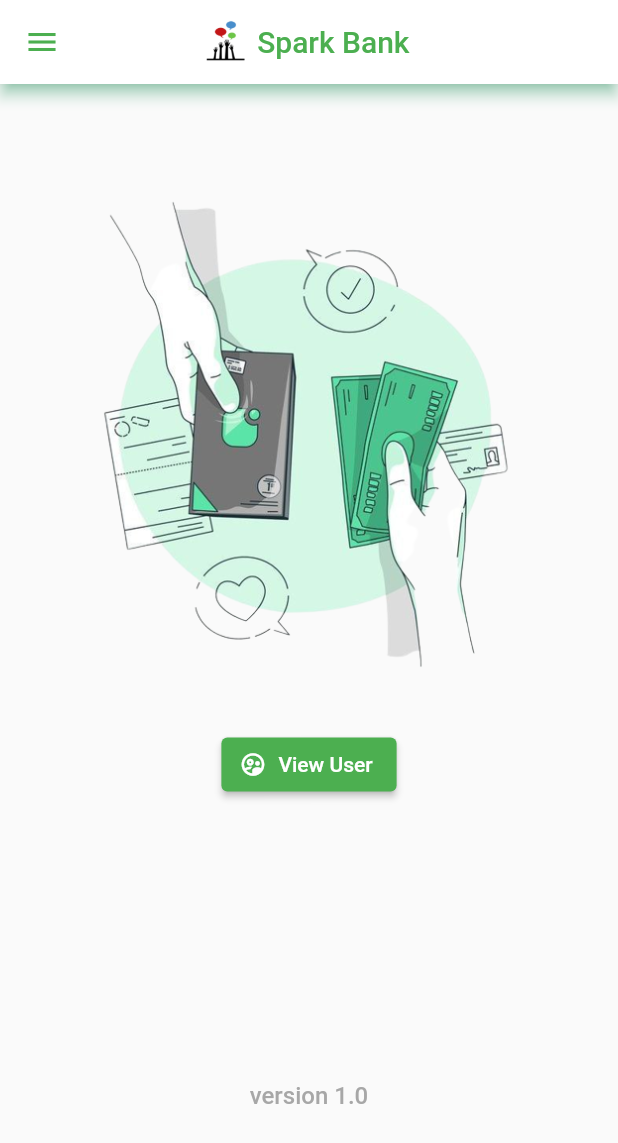
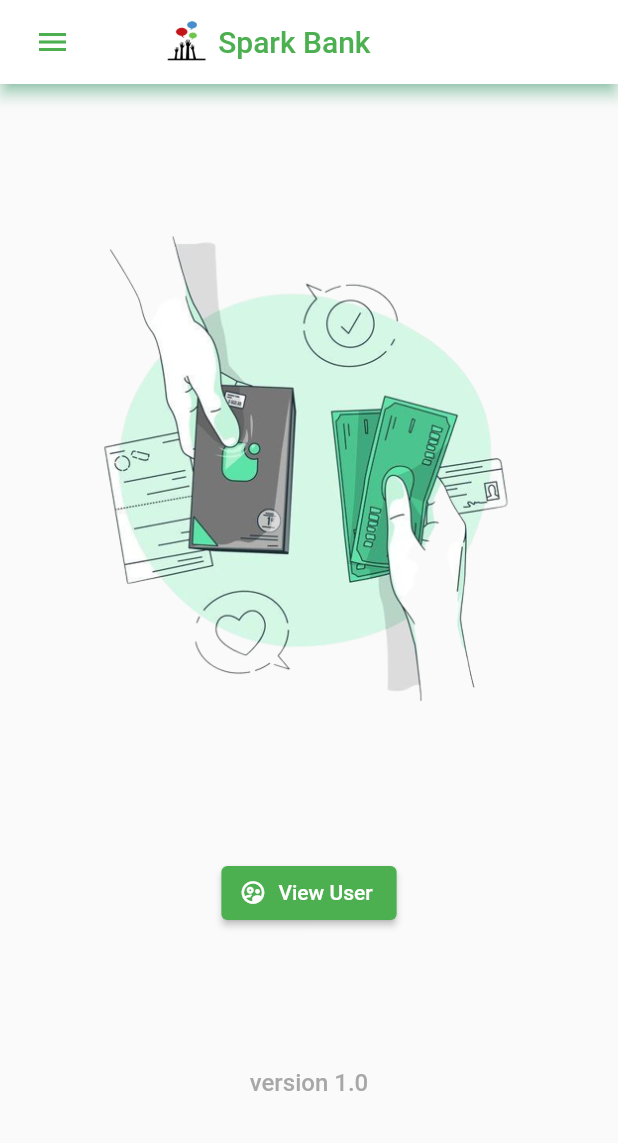
Before and after one commit to manuAhir7/sparkbank, a Flutter app: the screen it shows after launch, on a phone screen of 412 x 824 dp. Shown: the top 1143 px of the screen. Run offline on Flutter 3.47's test engine with Material 2 defaults, Android fonts, the light colour scheme and no system bars; our stand-ins replace fluttertoast, share_plus, sqflite; accounts and stored records are empty.

Commit message:
Project Version 1.1

```diff
--- a/lib/screens/home.dart
+++ b/lib/screens/home.dart
@@ -11,11 +11,11 @@
       resizeToAvoidBottomInset: false,
       drawer: const Navbar(),
       appBar: AppBar(
+        leadingWidth: 70,
         iconTheme: const IconThemeData(color: Colors.green),
-        title: Padding(
-          padding: const EdgeInsets.symmetric(horizontal: 65.0),
-          child: Row(
+        title: Row(
           children: [
+            const SizedBox(width: 25),
             Image.asset(
               'images/sparkbank.png',
               fit: BoxFit.contain,
@@ -31,7 +31,6 @@
                 ))
           ],
         ),
-        ),
         backgroundColor: Colors.white,
         shadowColor: Colors.greenAccent,
       ),
@@ -39,16 +38,14 @@
         width: MediaQuery.of(context).size.width,
         height: MediaQuery.of(context).size.height,
         child: Column(
+          mainAxisAlignment: MainAxisAlignment.spaceEvenly,
           children: [
-            Container(
-              margin: const EdgeInsets.only(top: 70, bottom: 30),
-              child: Row(
+            Row(
               children: [
                 Image.asset("images/backGround.png",
                     height: MediaQuery.of(context).size.height / 2.5,
                     width: MediaQuery.of(context).size.width),
               ],
-              ),
             ),
             Row(
               mainAxisAlignment: MainAxisAlignment.center,
@@ -89,10 +86,6 @@
             ),
             Column(
               children: [
-                SizedBox(
-                  width: double.maxFinite,
-                  height: MediaQuery.of(context).size.height/4.4,
-                ),
                 Text(
                   'version 1.0',
                   style: TextStyle(
```
Lines whose indentation alone changed are shown as unchanged.
